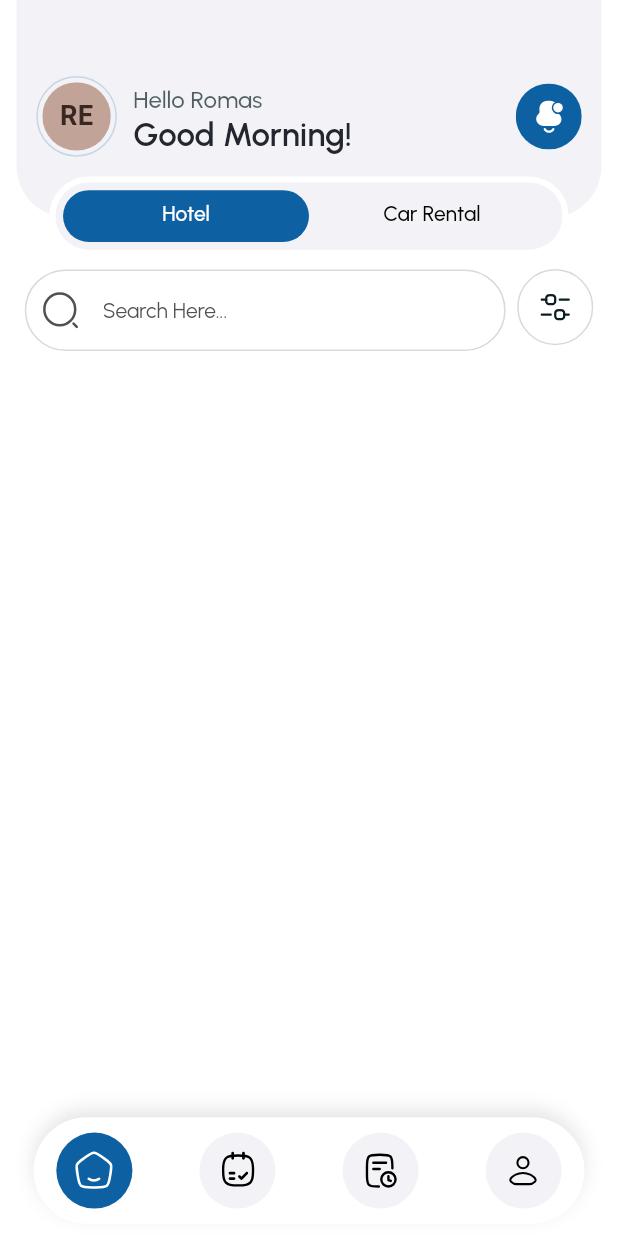
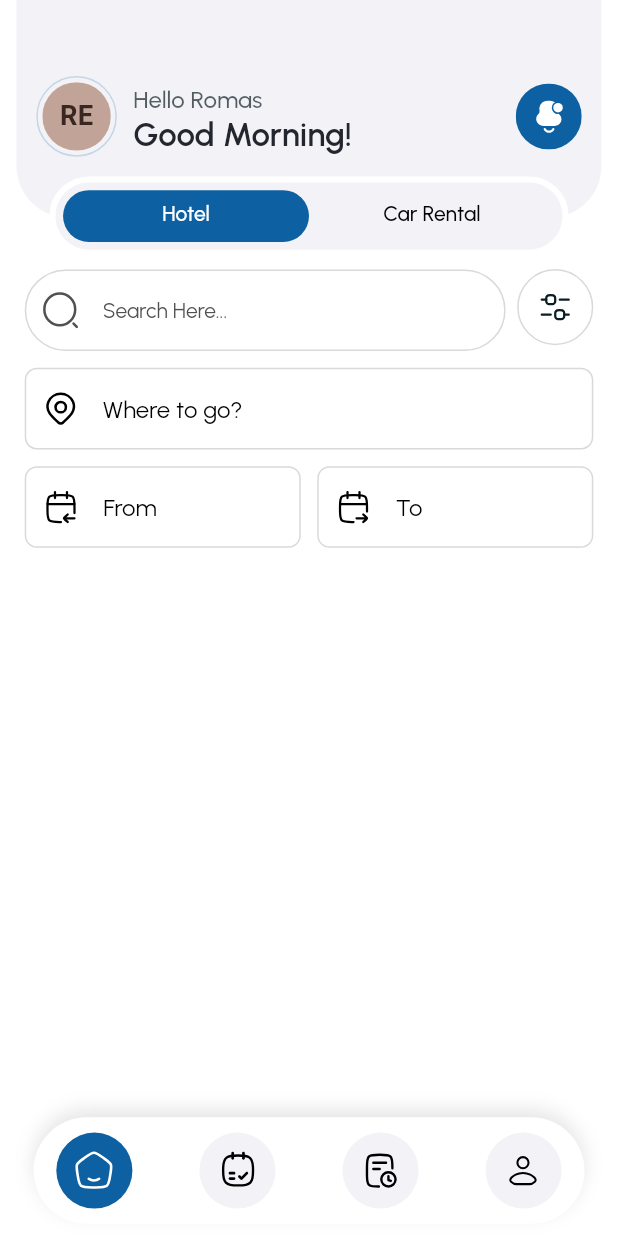
Before and after one commit to manushah77/rezorent_app, a Flutter app: the BottomBarView screen opened by its route, on a phone screen of 412 x 824 dp. Run offline on Flutter 3.47's test engine with Material 3 defaults, Android fonts, the phone set to English and light mode, and no system bars; drawn by our look-alikes of cached_network_image; our stand-ins replace connectivity_plus, device_preview, dio, dropdown_button2, firebase_core, firebase_messaging and 14 more; missing offline and left inert: flutter_swipe_button; accounts and stored records are empty; network calls fail; key blocks and very long unbroken strings in the code were emptied for the run.

Commit message:
Push By Arslan on 4th September working on Frontend

```diff
--- a/lib/app/config/app_assets.dart
+++ b/lib/app/config/app_assets.dart
@@ -45,5 +45,7 @@ class AppAssets {
   static const String searchIcon = '$svgsPath/search_icon.svg';
   static const String filterIcon = '$svgsPath/filter_icon.svg';
   static const String icNotification = '$svgsPath/ic_notification.svg';
+  static const String fromDateIcon = '$svgsPath/from_date_icon.svg';
+  static const String toDateIcon = '$svgsPath/to_date_icon.svg';
 
 }
--- a/lib/app/mvvm/view_model/home_controller/home_controller.dart
+++ b/lib/app/mvvm/view_model/home_controller/home_controller.dart
@@ -1,3 +1,7 @@
+import 'package:flutter/cupertino.dart';
 import 'package:get/get.dart';
 
-class HomeController extends GetxController{}
+class HomeController extends GetxController{
+  final TextEditingController fromDateController = TextEditingController();
+  final TextEditingController toDateController = TextEditingController();
+}
--- a/lib/app/mvvm/views/home_tabs/hotels_tab.dart
+++ b/lib/app/mvvm/views/home_tabs/hotels_tab.dart
@@ -1,11 +1,15 @@
 import 'package:flutter/material.dart';
 import 'package:flutter_screenutil/flutter_screenutil.dart';
 import 'package:flutter_svg/flutter_svg.dart';
+import 'package:get/get.dart';
 import 'package:rezorent_app/app/config/app_assets.dart';
 import 'package:rezorent_app/app/config/app_colors.dart';
 import 'package:rezorent_app/app/config/padding_extensions.dart';
+import 'package:rezorent_app/app/config/utils.dart';
 import 'package:rezorent_app/app/custom_widgets/app_custom_field.dart';
+import 'package:rezorent_app/app/custom_widgets/custom_pickers/date_picker_dialog.dart';
 import 'package:rezorent_app/app/custom_widgets/sizedbox_extension.dart';
+import 'package:rezorent_app/app/mvvm/view_model/home_controller/home_controller.dart';
 
 class HotelsTab extends StatefulWidget {
   const HotelsTab({super.key});
@@ -15,6 +19,8 @@ class HotelsTab extends StatefulWidget {
 }
 
 class _HotelsTabState extends State<HotelsTab> {
+  final HomeController controller = Get.find();
+
   @override
   Widget build(BuildContext context) {
     return SingleChildScrollView(
@@ -50,6 +56,69 @@ class _HotelsTabState extends State<HotelsTab> {
               ),
             ],
           ),
+          7.h.height,
+          AppCustomField(
+            titleWidget: SizedBox.shrink(),
+            enabledBorder: 8.sp,
+            disabledBorder: 8.sp,
+            enabledBorderColor: Color(0xffD9D9D9),
+            focusedBorder: 8.sp,
+            focusedBorderColor: AppColors.primary,
+            textInputAction: TextInputAction.search,
+            prefixIcon: SvgPicture.asset(AppAssets.locationIcon, color: Colors.black).paddingFromAll(12.sp),
+            hintText: 'Where to go?',
+            hintColor: AppColors.black,
+            hintTextFontSize: 16,
+            fillColor: Colors.transparent,
+          ),
+          7.h.height,
+          Row(
+            children: [
+              Expanded(
+                child: AppCustomField(
+                  titleWidget: SizedBox.shrink(),
+                  enabledBorder: 8.sp,
+                  disabledBorder: 8.sp,
+                  controller: controller.fromDateController,
+                  isReadOnly: true,
+                  enabledBorderColor: Color(0xffD9D9D9),
+                  focusedBorder: 8.sp,
+                  focusedBorderColor: AppColors.primary,
+                  textInputAction: TextInputAction.search,
+                  prefixIcon: SvgPicture.asset(AppAssets.fromDateIcon, color: Colors.black).paddingFromAll(12.sp),
+                  hintText: 'From',
+                  hintColor: AppColors.black,
+                  hintTextFontSize: 16,
+                  fillColor: Colors.transparent,
+                  onTap: () async {
+                    controller.fromDateController.text = Utils.formatDateDMY(await ShowDatePicker(context));
+                  },
+                ),
+              ),
+              10.w.width,
+              Expanded(
+                child: AppCustomField(
+                  titleWidget: SizedBox.shrink(),
+                  enabledBorder: 8.sp,
+                  disabledBorder: 8.sp,
+                  controller: controller.toDateController,
+                  isReadOnly: true,
+                  onTap: () async {
+                    controller.toDateController.text = Utils.formatDateDMY(await ShowDatePicker(context));
+                  },
+                  enabledBorderColor: Color(0xffD9D9D9),
+                  focusedBorder: 8.sp,
+                  focusedBorderColor: AppColors.primary,
+                  textInputAction: TextInputAction.search,
+                  prefixIcon: SvgPicture.asset(AppAssets.toDateIcon, color: Colors.black).paddingFromAll(12.sp),
+                  hintText: 'To',
+                  hintColor: AppColors.black,
+                  hintTextFontSize: 16,
+                  fillColor: Colors.transparent,
+                ),
+              ),
+            ],
+          ),
         ],
       ).paddingHorizontal(15.w),
     );
```
Also changed, not shown: lib/app/custom_widgets/custom_pickers/date_picker_dialog.dart (added, +151 -0 lines), assets/svgs/from_date_icon.svg (added), assets/svgs/to_date_icon.svg (added), pubspec.lock.
